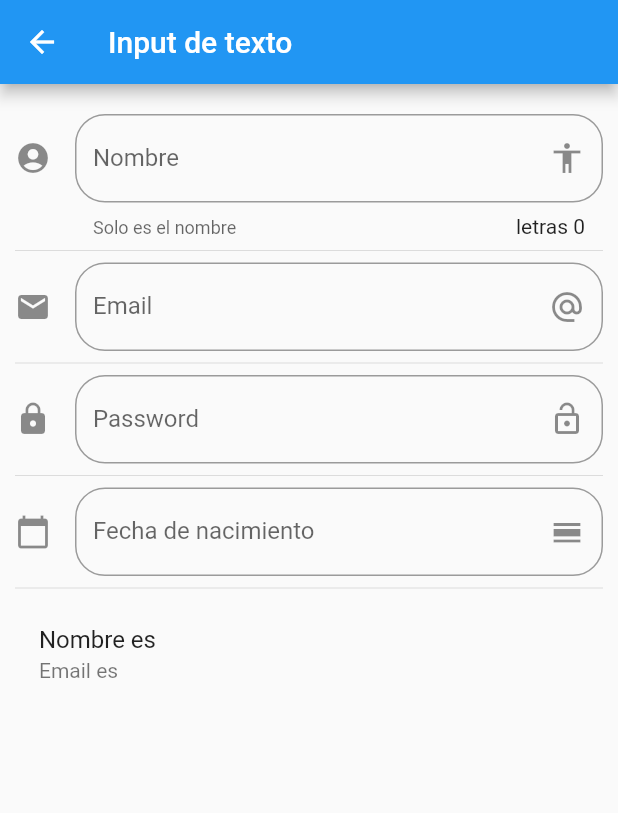
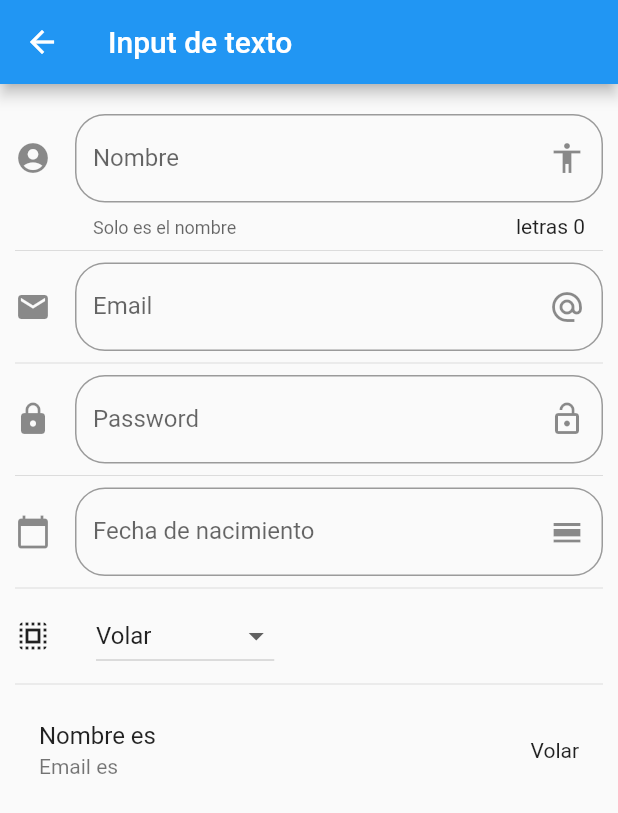
Before and after one commit to Sam200018/Flutter_Componentes, a Flutter app: the InputPage screen opened by its route, on a phone screen of 412 x 824 dp. Shown: the top 813 px of the screen. Run offline on Flutter 3.47's test engine with Material 2 defaults, Android fonts, the phone set to English and light mode, and no system bars.

Commit message:
Dropdown y DropdownMenuItem

```diff
--- a/data/menu_opts.json
+++ b/data/menu_opts.json
@@ -25,6 +25,11 @@
             "ruta" : "inputs",
             "icon" : "input",
             "texto": "Inputs"
+        },
+        {
+            "ruta" : "sliders",
+            "icon" : "list",
+            "texto": "Sliders"
         }
     ]
 }
--- a/lib/src/pages/input_page.dart
+++ b/lib/src/pages/input_page.dart
@@ -11,6 +11,9 @@ class _InputPageState extends State<InputPage> {
   String _nombre = '';
   String _email = '';
   String _fecha = '';
+  String _opcionSeleccionada = 'Volar';
+
+  List<String> _poderes = ['Volar', 'Rayos X', 'Super Aliento', 'Super Fuerza'];
 
   TextEditingController _inputFieldDate = new TextEditingController();
 
@@ -31,6 +34,8 @@ class _InputPageState extends State<InputPage> {
             _crearPassword(),
             Divider(),
             _crearFecha(context),
+            Divider(),
+            _crearDropdown(),
             Divider(),
             _crearPersona(),
           ],
@@ -138,10 +143,42 @@ class _InputPageState extends State<InputPage> {
     }
   }
 
+  List<DropdownMenuItem<String>> getOpcionesDropdown() {
+    List<DropdownMenuItem<String>> lista = new List();
+    _poderes.forEach((poder) {
+      lista.add(DropdownMenuItem(
+        child: Text(poder),
+        value: poder,
+      ));
+    });
+    return lista;
+  }
+
+  Widget _crearDropdown() {
+    return Row(
+      children: [
+        Icon(Icons.select_all),
+        SizedBox(
+          width: 30.0,
+        ),
+        DropdownButton(
+          value: _opcionSeleccionada,
+          items: getOpcionesDropdown(),
+          onChanged: (opt) {
+            setState(() {
+              _opcionSeleccionada = opt;
+            });
+          },
+        ),
+      ],
+    );
+  }
+
   Widget _crearPersona() {
     return ListTile(
       title: Text('Nombre es $_nombre'),
       subtitle: Text('Email es $_email'),
+      trailing: Text(_opcionSeleccionada),
     );
   }
 }
```
